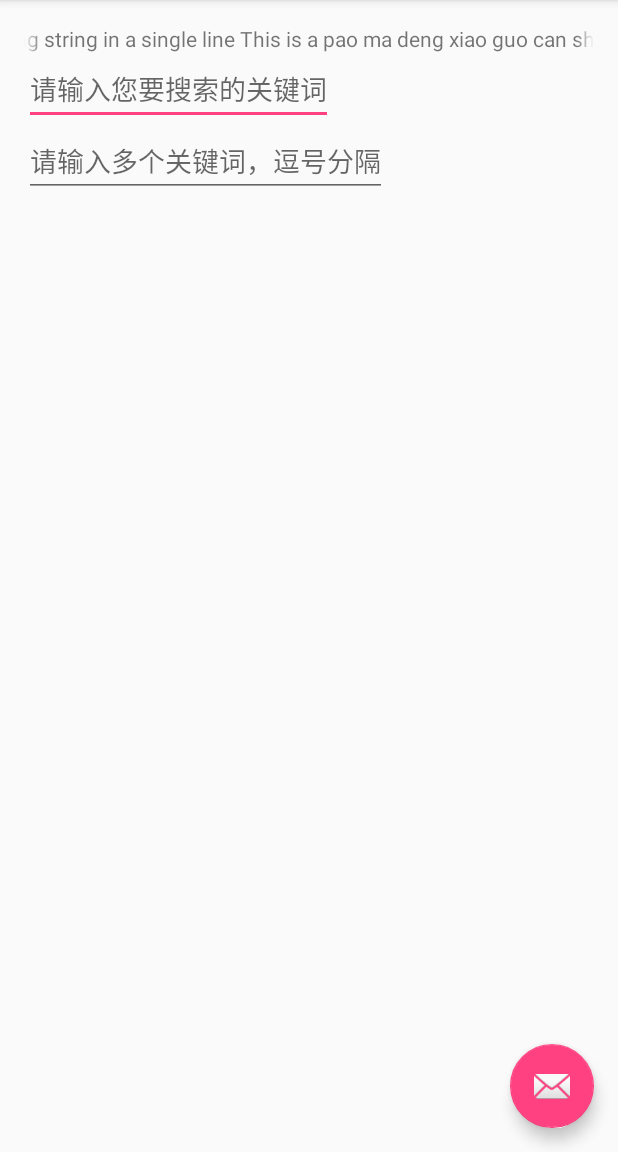
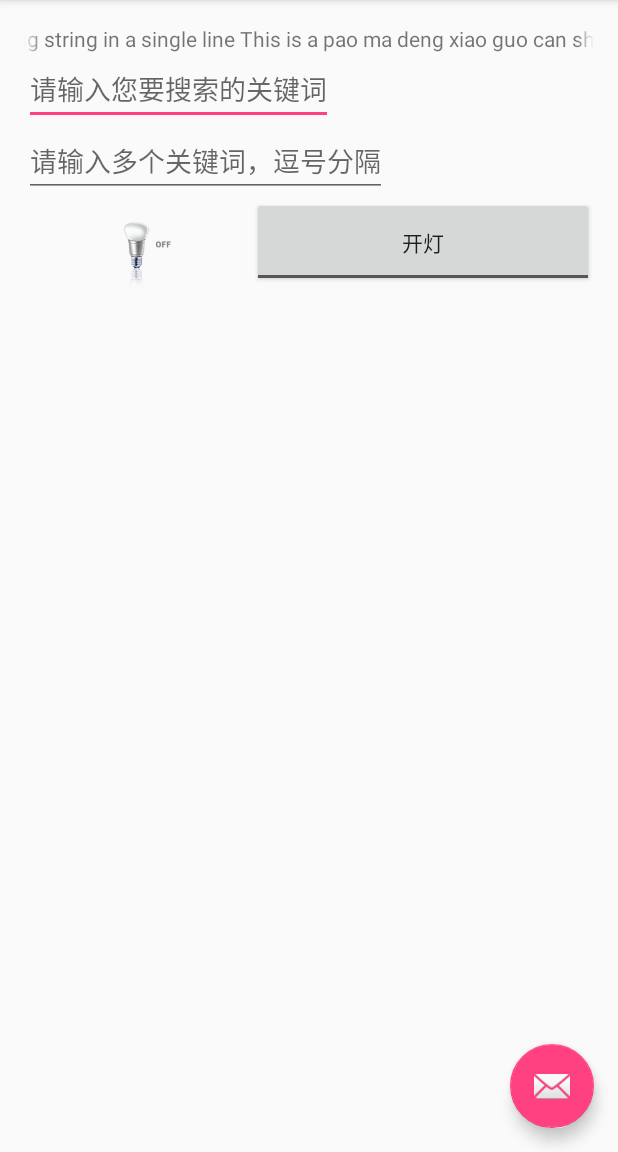
Before and after one commit to shfypp/mooc, an Android app: the screen it shows after launch (MainActivity), on a phone screen of 412 x 824 dp, the part 84-1236 px from its top. Run offline under Robolectric (Android 15) with nearby library versions, the phone set to English and light mode, and no system bars.

Commit message:
5 ToggleButton

```diff
--- a/app/src/main/java/cn/hophin/shfy/androidmooc/MainActivity.java
+++ b/app/src/main/java/cn/hophin/shfy/androidmooc/MainActivity.java
@@ -10,7 +10,10 @@ import android.view.MenuItem;
 import android.view.View;
 import android.widget.ArrayAdapter;
 import android.widget.AutoCompleteTextView;
+import android.widget.CompoundButton;
+import android.widget.ImageView;
 import android.widget.MultiAutoCompleteTextView;
+import android.widget.ToggleButton;
 
 import java.util.ArrayList;
 import java.util.Arrays;
@@ -20,7 +23,8 @@ public class MainActivity extends AppCompatActivity {
     private MarqueeText mMarqueeText;
     private AutoCompleteTextView mAutoCompleteTextView;
     private MultiAutoCompleteTextView mMultiAutoCompleteTextView;
-
+    private ToggleButton mToggleButton;
+    private ImageView mImageView;
 
 
     @Override
@@ -62,6 +66,17 @@ public class MainActivity extends AppCompatActivity {
         //设置以逗号为分隔符
         mMultiAutoCompleteTextView.setTokenizer(new MultiAutoCompleteTextView.CommaTokenizer());
 
+        //ToggleButton的实现
+        mImageView= (ImageView) findViewById(R.id.light_image_view);
+        mToggleButton= (ToggleButton) findViewById(R.id.light_switch_tg_button);
+
+        mToggleButton.setOnCheckedChangeListener(new CompoundButton.OnCheckedChangeListener() {
+            @Override
+            public void onCheckedChanged(CompoundButton buttonView, boolean isChecked) {
+                mImageView.setImageResource(isChecked? R.drawable.light_switch_on:R.drawable.light_switch_off);
+            }
+        });
+
 
     }
 
--- a/app/src/main/res/layout/content_main.xml
+++ b/app/src/main/res/layout/content_main.xml
@@ -40,6 +40,24 @@
             android:layout_height="wrap_content"
             android:completionThreshold="3"
             android:hint="@string/input_your_key_words" />
+        <LinearLayout
+            android:layout_width="match_parent"
+            android:orientation="horizontal"
+            android:layout_height="wrap_content">
+            <ImageView
+                android:id="@+id/light_image_view"
+                android:src="@drawable/light_switch_off"
+                android:layout_width="wrap_content"
+                android:layout_height="60dp" />
+            <ToggleButton
+                android:id="@+id/light_switch_tg_button"
+                android:checked="false"
+                android:textOn="@string/light_off"
+                android:textOff="@string/light_on"
+                android:layout_width="0dp"
+                android:layout_weight="1"
+                android:layout_height="match_parent" />
+        </LinearLayout>
     </LinearLayout>
 
 </ScrollView>
--- a/app/src/main/res/values/strings.xml
+++ b/app/src/main/res/values/strings.xml
@@ -3,4 +3,6 @@
     <string name="action_settings">Settings</string>
     <string name="input_your_key_word">请输入您要搜索的关键词</string>
     <string name="input_your_key_words">请输入多个关键词，逗号分隔</string>
+    <string name="light_on">开灯</string>
+    <string name="light_off">关灯</string>
 </resources>
```
Also changed, not shown: app/src/main/res/drawable/light_switch_off.png (added), app/src/main/res/drawable/light_switch_on.png (added).
